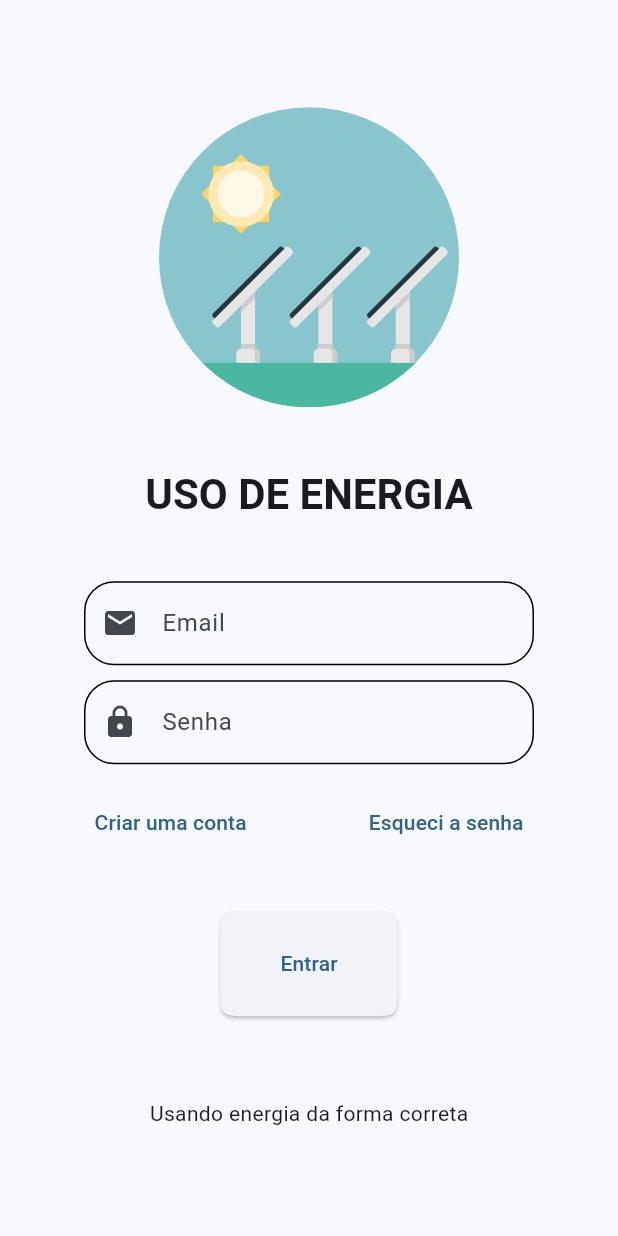
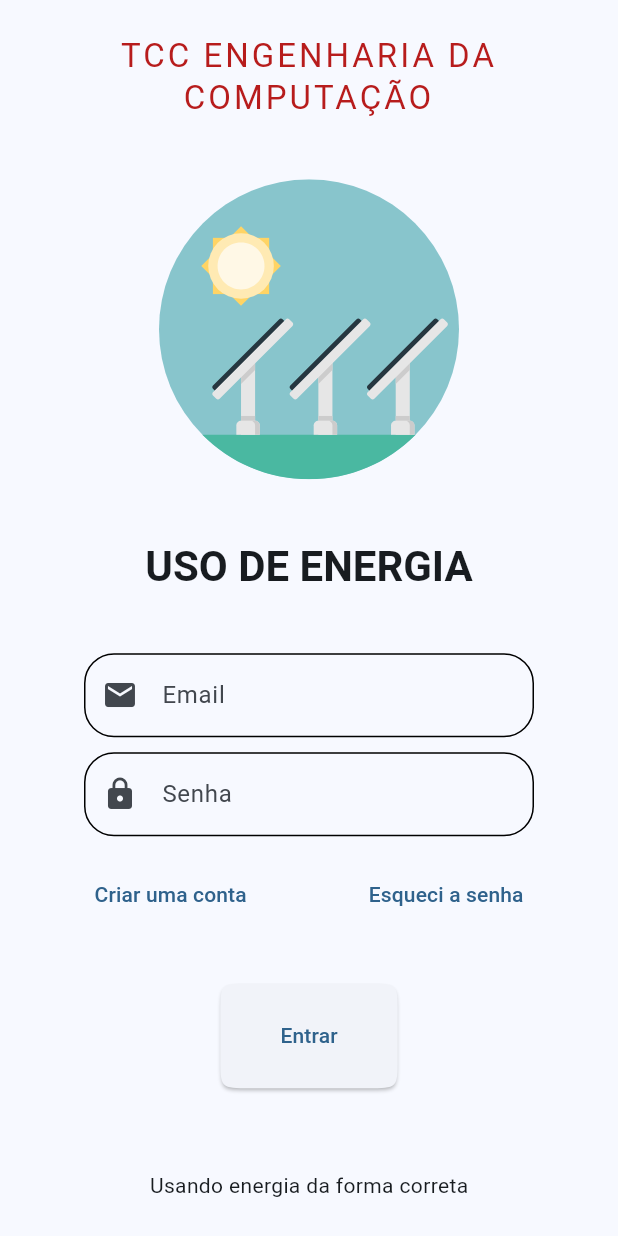
Before and after one commit to BrunoAlm/powertrack, a Flutter app: the screen it shows after launch, on a phone screen of 412 x 824 dp. Run offline on Flutter 3.47's test engine with Material 2 defaults, Android fonts, the phone set to English and light mode, and no system bars; our stand-ins replace appwrite, flutter_modular, flutter_svg; accounts and stored records are empty; network calls fail.

Commit message:
Update login_page.dart

```diff
--- a/lib/app/ui/pages/login/login_page.dart
+++ b/lib/app/ui/pages/login/login_page.dart
@@ -77,6 +77,15 @@ class LoginPageState extends State<LoginPage> {
             child: Column(
               mainAxisAlignment: MainAxisAlignment.center,
               children: [
+                Text(
+                  'TCC ENGENHARIA DA COMPUTAÇÃO',
+                  style: Theme.of(context).textTheme.titleLarge!.copyWith(
+                        letterSpacing: 2,
+                        color: Colors.red[900],
+                      ),
+                  textAlign: TextAlign.center,
+                ),
+                const SizedBox(height: 40),
                 SvgPicture.asset(
                   'assets/images/svg/tcc_logo.svg',
                   width: 200,
```
